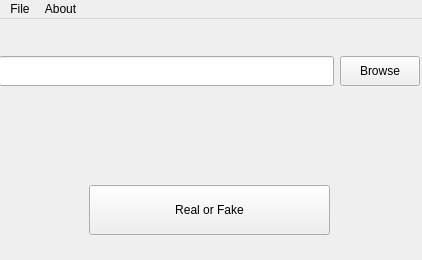
Above: gui/main.ui from med-boubekri/Covid-Fact-Checker before the change. Below: the same form after it.
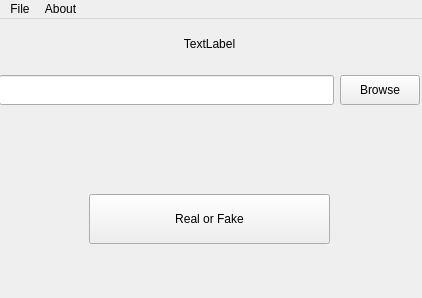
That is the form after the change.

```diff
--- a/gui/main.ui
+++ b/gui/main.ui
@@ -7,7 +7,7 @@
     <x>0</x>
     <y>0</y>
     <width>422</width>
-    <height>260</height>
+    <height>298</height>
    </rect>
   </property>
   <property name="minimumSize">
@@ -37,20 +37,20 @@
       <enum>QLayout::SetNoConstraint</enum>
      </property>
      <item>
-      <spacer name="verticalSpacer_2">
-       <property name="orientation">
-        <enum>Qt::Vertical</enum>
-       </property>
-       <property name="sizeType">
-        <enum>QSizePolicy::Maximum</enum>
-       </property>
-       <property name="sizeHint" stdset="0">
+      <widget class="QLabel" name="label">
+       <property name="maximumSize">
         <size>
-         <width>10</width>
-         <height>15</height>
+         <width>10000</width>
+         <height>25</height>
         </size>
        </property>
-      </spacer>
+       <property name="text">
+        <string>TextLabel</string>
+       </property>
+       <property name="alignment">
+        <set>Qt::AlignCenter</set>
+       </property>
+      </widget>
      </item>
      <item>
       <layout class="QHBoxLayout" name="brows_layout">
```
